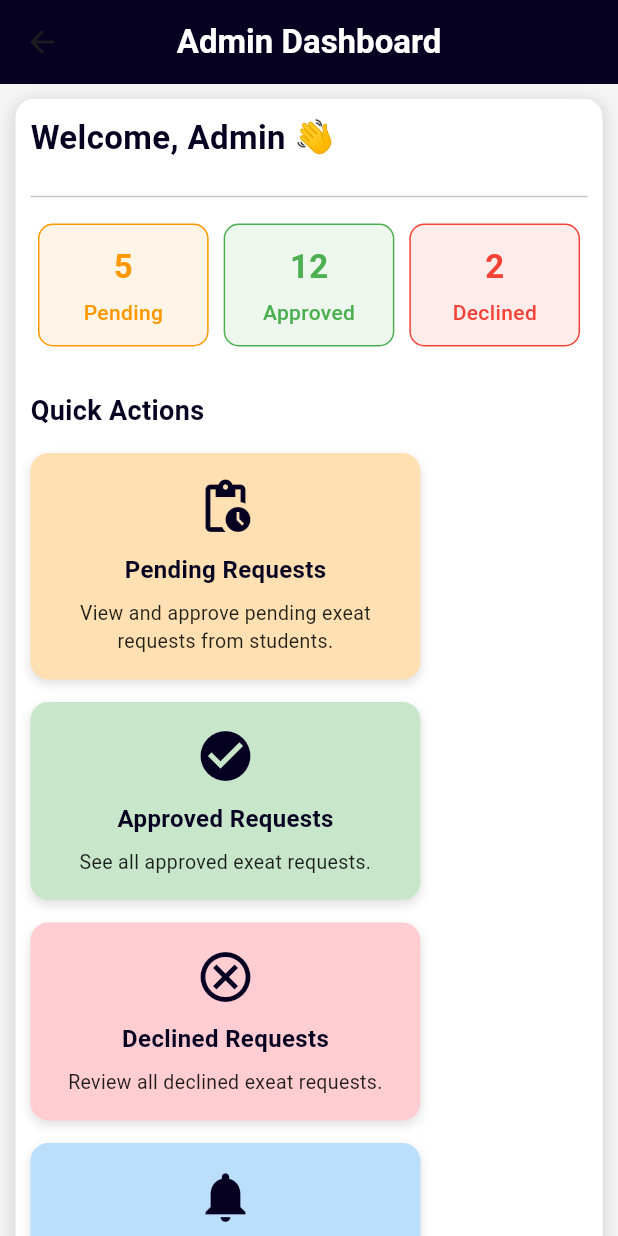
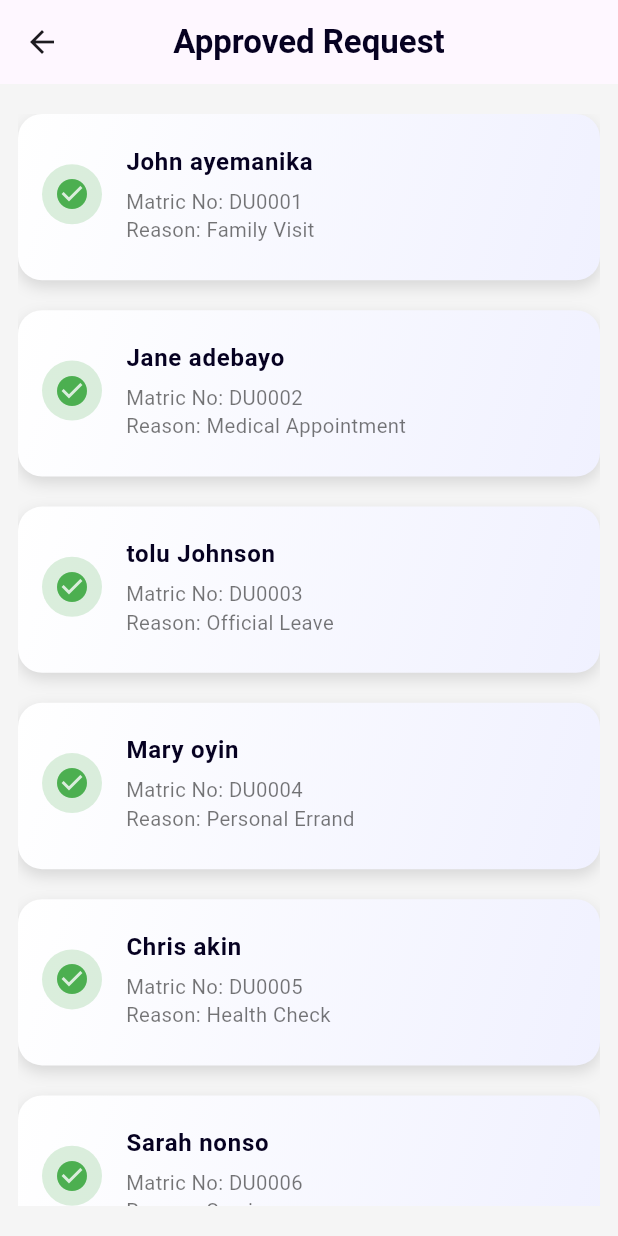
Before and after one commit to Daniel-the-creator/exeat, a Flutter app: the AdminDashboard screen opened directly, after a tap on "Approved Requests", on a phone screen of 412 x 824 dp. Run offline on Flutter 3.47's test engine with Material 3 defaults, Android fonts, the light colour scheme and no system bars; our stand-ins replace get.

Commit message:
Updated project with new changes

```diff
--- a/lib/admin_dashboard.dart
+++ b/lib/admin_dashboard.dart
@@ -1,3 +1,7 @@
+import 'package:exeat_system/approved_request.dart';
+import 'package:exeat_system/data_analysis.dart';
+import 'package:exeat_system/declined_request.dart';
+import 'package:exeat_system/notification__admin.dart';
 import 'package:exeat_system/pending_request.dart';
 import 'package:flutter/material.dart';
 import 'package:get/get.dart';
@@ -12,7 +16,7 @@ class AdminDashboard extends StatefulWidget {
 class _AdminDashboardState extends State<AdminDashboard> {
   int pendingRequests = 5;
   int approvedRequests = 12;
-  int declinedRequests = 2;
+  int declinedRequests = 12;
 
   @override
   Widget build(BuildContext context) {
@@ -32,10 +36,10 @@ class _AdminDashboardState extends State<AdminDashboard> {
     return Scaffold(
       backgroundColor: Colors.grey[100],
       appBar: AppBar(
-        backgroundColor: const Color(0xff060121),
         title: const Text(
           "Admin Dashboard",
-          style: TextStyle(color: Colors.white, fontWeight: FontWeight.bold),
+          style:
+              TextStyle(color: Color(0xff060121), fontWeight: FontWeight.bold),
         ),
         centerTitle: true,
       ),
@@ -48,12 +52,12 @@ class _AdminDashboardState extends State<AdminDashboard> {
             decoration: BoxDecoration(
               color: Colors.white,
               borderRadius: BorderRadius.circular(12),
-              boxShadow: [
+              boxShadow: const [
                 BoxShadow(
                   color: Colors.black12,
                   blurRadius: 8,
                   spreadRadius: 2,
-                  offset: const Offset(0, 3),
+                  offset: Offset(0, 3),
                 ),
               ],
             ),
@@ -114,7 +118,7 @@ class _AdminDashboardState extends State<AdminDashboard> {
                       description: "See all approved exeat requests.",
                       color: Colors.green[100]!,
                       onTap: () {
-                        // Get.to(() => const ApprovedRequestsPage());
+                        Get.to(() => const ApprovedRequests());
                       },
                     ),
                     _actionCard(
@@ -123,7 +127,7 @@ class _AdminDashboardState extends State<AdminDashboard> {
                       description: "Review all declined exeat requests.",
                       color: Colors.red[100]!,
                       onTap: () {
-                        // Get.to(() => const DeclinedRequestsPage());
+                        Get.to(() => const DeclinedRequests());
                       },
                     ),
                     _actionCard(
@@ -132,7 +136,7 @@ class _AdminDashboardState extends State<AdminDashboard> {
                       description: "Check important updates or system alerts.",
                       color: Colors.blue[100]!,
                       onTap: () {
-                        // Get.to(() => const NotificationsPage());
+                        Get.to(() => const AdminNotifications());
                       },
                     ),
                     _actionCard(
@@ -142,7 +146,7 @@ class _AdminDashboardState extends State<AdminDashboard> {
                           "View student list and monitor exeat activity.",
                       color: Colors.purple[100]!,
                       onTap: () {
-                        // Get.to(() => const StudentListPage());
+                        Get.to(() => const ViewExeatActivity());
                       },
                     ),
                   ],
@@ -206,11 +210,11 @@ class _AdminDashboardState extends State<AdminDashboard> {
         decoration: BoxDecoration(
           color: color,
           borderRadius: BorderRadius.circular(12),
-          boxShadow: [
+          boxShadow: const [
             BoxShadow(
               color: Colors.black12,
               blurRadius: 5,
-              offset: const Offset(0, 3),
+              offset: Offset(0, 3),
             ),
           ],
         ),
--- /dev/null
+++ b/lib/approved_request.dart
@@ -0,0 +1,106 @@
+import 'package:flutter/material.dart';
+
+class ApprovedRequests extends StatelessWidget {
+  const ApprovedRequests({super.key});
+
+  @override
+  Widget build(BuildContext context) {
+    final approvedData = [
+      {"name": "John ayemanika", "matric": "DU0001", "reason": "Family Visit"},
+      {
+        "name": "Jane adebayo",
+        "matric": "DU0002",
+        "reason": "Medical Appointment"
+      },
+      {"name": "tolu Johnson", "matric": "DU0003", "reason": "Official Leave"},
+      {"name": "Mary oyin", "matric": "DU0004", "reason": "Personal Errand"},
+      {"name": "Chris akin", "matric": "DU0005", "reason": "Health Check"},
+      {"name": "Sarah nonso", "matric": "DU0006", "reason": "Seminar"},
+      {"name": "James osy", "matric": "DU0007", "reason": "Home Emergency"},
+      {"name": "pelumi ade", "matric": "DU0008", "reason": "Travel"},
+      {"name": "sayo King", "matric": "DU0009", "reason": "Wedding"},
+      {"name": "dabiri leke", "matric": "DU0010", "reason": "Medical"},
+      {"name": "Tomi Ade", "matric": "DU0011", "reason": "Project Research"},
+      {"name": "Samuel tobi", "matric": "DU0012", "reason": "Conference"},
+    ];
+
+    final screenWidth = MediaQuery.of(context).size.width;
+    final isSmallScreen = screenWidth < 600;
+
+    return Scaffold(
+      backgroundColor: Colors.grey[100],
+      appBar: AppBar(
+        title: const Text(
+          "Approved Request",
+          style:
+              TextStyle(color: Color(0xff060121), fontWeight: FontWeight.bold),
+        ),
+        centerTitle: true,
+      ),
+      body: Padding(
+        padding: EdgeInsets.symmetric(
+          horizontal: isSmallScreen ? 12 : 40,
+          vertical: 20,
+        ),
+        child: GridView.builder(
+          gridDelegate: SliverGridDelegateWithFixedCrossAxisCount(
+            crossAxisCount: isSmallScreen ? 1 : 2,
+            crossAxisSpacing: 20,
+            mainAxisSpacing: 20,
+            childAspectRatio: isSmallScreen ? 3.5 : 3.8,
+          ),
+          itemCount: approvedData.length,
+          itemBuilder: (context, index) {
+            final request = approvedData[index];
+            return AnimatedContainer(
+              duration: const Duration(milliseconds: 400),
+              curve: Curves.easeInOut,
+              decoration: BoxDecoration(
+                gradient: const LinearGradient(
+                  colors: [Colors.white, Color(0xfff0f1ff)],
+                  begin: Alignment.topLeft,
+                  end: Alignment.bottomRight,
+                ),
+                borderRadius: BorderRadius.circular(16),
+                boxShadow: const [
+                  BoxShadow(
+                    color: Colors.black12,
+                    blurRadius: 8,
+                    offset: Offset(0, 4),
+                  ),
+                ],
+              ),
+              child: ListTile(
+                contentPadding:
+                    const EdgeInsets.symmetric(horizontal: 16, vertical: 12),
+                leading: CircleAvatar(
+                  backgroundColor: Colors.green.withOpacity(0.2),
+                  child: const Icon(Icons.check_circle, color: Colors.green),
+                ),
+                title: Text(
+                  request["name"]!,
+                  style: const TextStyle(
+                    fontWeight: FontWeight.bold,
+                    fontSize: 16,
+                    color: Color(0xff060121),
+                  ),
+                ),
+                subtitle: Padding(
+                  padding: const EdgeInsets.only(top: 5),
+                  child: Text(
+                    "Matric No: ${request["matric"]}\nReason: ${request["reason"]}",
+                    style: const TextStyle(
+                      color: Colors.black54,
+                      fontSize: 13.5,
+                      height: 1.4,
+                    ),
+                  ),
+                ),
+              ),
+            );
+          },
+        ),
+      ),
+    );
+  }
+}
--- a/lib/home_page.dart
+++ b/lib/home_page.dart
@@ -59,7 +59,7 @@ class _HomePageState extends State<HomePage> {
               ),
               IconButton(
                 icon: const Icon(Icons.settings, color: Colors.white),
-                onPressed: () {},
+                onPressed: () => Get.to(() => const Profile()),
               ),
             ],
           ),
@@ -106,7 +106,7 @@ class _HomePageState extends State<HomePage> {
                     ),
                     _infoCard(
                       Icons.list_alt_sharp,
-                      "VIEW REQUESTS",
+                      "VIEW REQUESTS HISTORY",
                       "Check the status and details of your past exeat requests.",
                       Colors.orangeAccent,
                       () => Get.to(() => const RequestHistory()),
--- a/lib/profile.dart
+++ b/lib/profile.dart
@@ -2,6 +2,7 @@ import 'package:exeat_system/editprofile.dart';
 import 'package:exeat_system/home_page.dart';
 import 'package:exeat_system/login_screen__student.dart';
 import 'package:exeat_system/profile_controller.dart';
+import 'package:exeat_system/set_new_password.dart';
 import 'package:flutter/material.dart';
 import 'package:get/get.dart';
 
@@ -157,7 +158,8 @@ class Profile extends StatelessWidget {
                         ),
                       ),
                       const SizedBox(height: 15),
-                      Container(
+                      GestureDetector(
+                        child: Container(
                           width: double.infinity,
                           decoration: BoxDecoration(
                             color: Colors.grey.shade300,
@@ -174,6 +176,8 @@ class Profile extends StatelessWidget {
                               ),
                             ),
                           ),
+                        ),
+                        onTap: () => Get.to(() => const SetNewPassword()),
                       ),
                       const SizedBox(height: 15),
                       GestureDetector(
--- a/lib/request_history.dart
+++ b/lib/request_history.dart
@@ -174,9 +174,9 @@ class _RequestHistoryState extends State<RequestHistory> {
                             borderRadius: const BorderRadius.vertical(
                                 top: Radius.circular(15)),
                           ),
-                          child: Row(
+                          child: const Row(
                             mainAxisAlignment: MainAxisAlignment.spaceAround,
-                            children: const [
+                            children: [
                               _HeaderText("ID"),
                               _HeaderText("Destination"),
                               _HeaderText("Leave"),
```
Also changed, not shown: lib/data_analysis.dart (added, +223 -0 lines), lib/declined_request.dart (added, +108 -0 lines), lib/notification__admin.dart (added, +201 -0 lines), lib/pending_request.dart (+8 -8 lines). Lines whose indentation alone changed are shown as unchanged.
